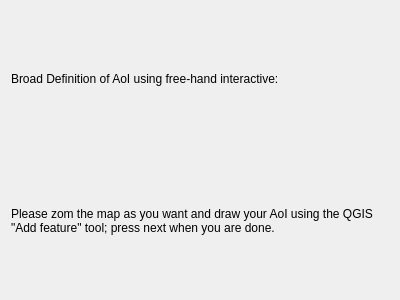
Before: the Qt Designer form page1_1.ui in doublebyte1/eaf, drawn with Qt 5.
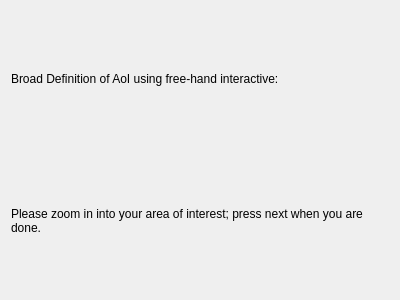
After: the same form once the commit is applied.

```diff
--- a/page1_1.ui
+++ b/page1_1.ui
@@ -36,7 +36,7 @@
    <item>
     <widget class="QLabel" name="label">
      <property name="text">
-      <string>&lt;html&gt;&lt;head/&gt;&lt;body&gt;&lt;p&gt;Please zom the map as you want and draw your AoI using the QGIS &amp;quot;Add feature&amp;quot; tool; press next when you are done.&lt;/p&gt;&lt;/body&gt;&lt;/html&gt;</string>
+      <string>&lt;html&gt;&lt;head/&gt;&lt;body&gt;&lt;p&gt;Please zoom in into your area of interest; press next when you are done.&lt;/p&gt;&lt;/body&gt;&lt;/html&gt;</string>
      </property>
      <property name="wordWrap">
       <bool>true</bool>
```
